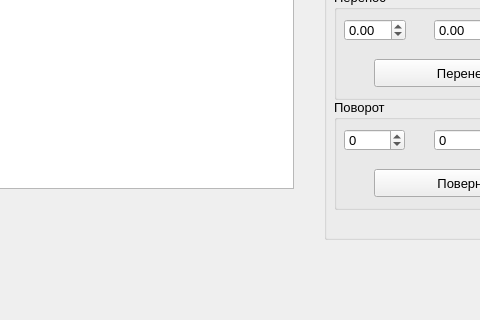
Sh1r0-DCI/oop, file l1/mainwindow.ui: the form before one commit; both pictures show x 456 to 936 and y 171 to 491 of the 1093 by 491 pixel window.
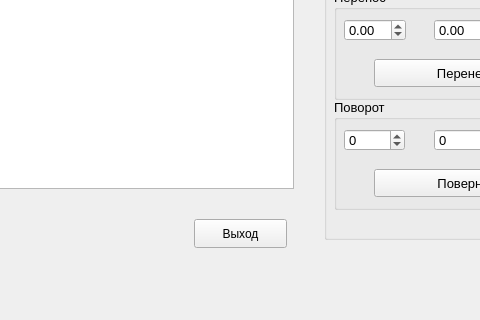
The form after the commit.

What changed in the file:
```diff
--- a/l1/mainwindow.ui
+++ b/l1/mainwindow.ui
@@ -361,6 +361,19 @@
     <zorder>move_button</zorder>
     <zorder>scale_button</zorder>
    </widget>
+   <widget class="QPushButton" name="pushButton">
+    <property name="geometry">
+     <rect>
+      <x>650</x>
+      <y>390</y>
+      <width>93</width>
+      <height>29</height>
+     </rect>
+    </property>
+    <property name="text">
+     <string>Выход</string>
+    </property>
+   </widget>
    <zorder>groupBox</zorder>
    <zorder>graphicsView</zorder>
    <zorder>lineEdit_filename</zorder>
```
Left out of the diff: 1 changed line with no effect on the pictures.
